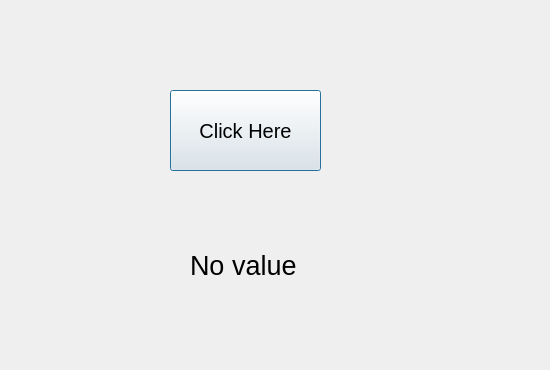
Kashan-Baig/E-VOTING, file E-voting-system/Experiment/After_voter_login.ui: the form before one commit.
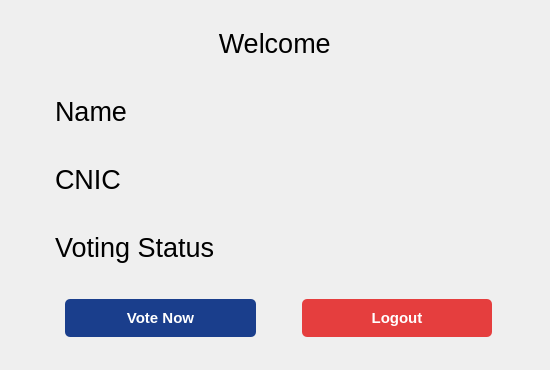
The form after the commit.

Commit message: Ui for after voter login screen

Patch:
```diff
--- a/E-voting-system/Experiment/After_voter_login.ui
+++ b/E-voting-system/Experiment/After_voter_login.ui
@@ -18,37 +18,137 @@
   <property name="windowTitle">
    <string>Dialog</string>
   </property>
-  <widget class="QPushButton" name="pushButton">
-   <property name="geometry">
-    <rect>
-     <x>170</x>
-     <y>90</y>
-     <width>151</width>
-     <height>81</height>
-    </rect>
-   </property>
-   <property name="font">
-    <font>
-     <pointsize>15</pointsize>
-    </font>
-   </property>
-   <property name="text">
-    <string>Click Here</string>
-   </property>
-  </widget>
-  <widget class="QLabel" name="label">
-   <property name="geometry">
-    <rect>
-     <x>190</x>
-     <y>230</y>
-     <width>241</width>
-     <height>71</height>
-    </rect>
-   </property>
-   <property name="text">
-    <string>No value</string>
-   </property>
-  </widget>
+  <layout class="QHBoxLayout" name="horizontalLayout_2">
+   <item>
+    <layout class="QGridLayout" name="gridLayout">
+     <property name="leftMargin">
+      <number>44</number>
+     </property>
+     <property name="topMargin">
+      <number>1</number>
+     </property>
+     <property name="rightMargin">
+      <number>37</number>
+     </property>
+     <property name="bottomMargin">
+      <number>7</number>
+     </property>
+     <property name="horizontalSpacing">
+      <number>26</number>
+     </property>
+     <item row="1" column="0">
+      <widget class="QLabel" name="Name">
+       <property name="text">
+        <string>Name</string>
+       </property>
+      </widget>
+     </item>
+     <item row="2" column="0">
+      <widget class="QLabel" name="Cnic">
+       <property name="text">
+        <string>CNIC</string>
+       </property>
+      </widget>
+     </item>
+     <item row="3" column="0">
+      <widget class="QLabel" name="Votestatus">
+       <property name="text">
+        <string>Voting Status</string>
+       </property>
+      </widget>
+     </item>
+     <item row="4" column="0">
+      <widget class="QPushButton" name="Votenow_btn">
+       <property name="baseSize">
+        <size>
+         <width>8</width>
+         <height>0</height>
+        </size>
+       </property>
+       <property name="font">
+        <font>
+         <pointsize>11</pointsize>
+         <bold>true</bold>
+        </font>
+       </property>
+       <property name="styleSheet">
+        <string notr="true">/* Normal + hover + pressed directly together */
+#Votenow_btn {
+    background-color: #1a3e8c;   /* Blue */
+    color: white;
+    border: none;
+    border-radius: 5px;
+    padding: 10px 20px;
+    margin: 15px 10px;
+    min-width: 100px;
+}
+
+/* Hover effect */
+#Votenow_btn:hover {
+    background-color: #303f9f;   /* Darker blue on hover */
+    color: white;
+}
+
+/* Pressed effect */
+#Votenow_btn:pressed {
+    background-color: #0d47a1;   /* Even darker blue when pressed */
+}
+</string>
+       </property>
+       <property name="text">
+        <string>Vote Now</string>
+       </property>
+      </widget>
+     </item>
+     <item row="4" column="1">
+      <widget class="QPushButton" name="Logout_btn">
+       <property name="font">
+        <font>
+         <pointsize>11</pointsize>
+         <bold>true</bold>
+        </font>
+       </property>
+       <property name="styleSheet">
+        <string notr="true">#Logout_btn {
+    background-color: rgb(229, 62, 62);  /* Bright red */
+    color: white;
+    border: none;
+    border-radius: 5px;
+    padding: 10px 20px;
+    margin: 15px 10px;
+    min-width: 100px;
+}
+
+/* Hover effect (slightly darker red) */
+#Logout_btn:hover {
+    background-color: #c53030;  /* Darker red on hover */
+    color: white;
+}
+
+/* Optional: Pressed effect (even darker) */
+#Logout_btn:pressed {
+    background-color: #9b2c2c;
+}
+</string>
+       </property>
+       <property name="text">
+        <string>Logout</string>
+       </property>
+      </widget>
+     </item>
+     <item row="0" column="0" colspan="2">
+      <widget class="QLabel" name="Title">
+       <property name="text">
+        <string>Welcome </string>
+       </property>
+       <property name="alignment">
+        <set>Qt::AlignmentFlag::AlignCenter</set>
+       </property>
+      </widget>
+     </item>
+    </layout>
+   </item>
+  </layout>
  </widget>
  <resources/>
  <connections/>
```
The commit also changes 14 other files.
